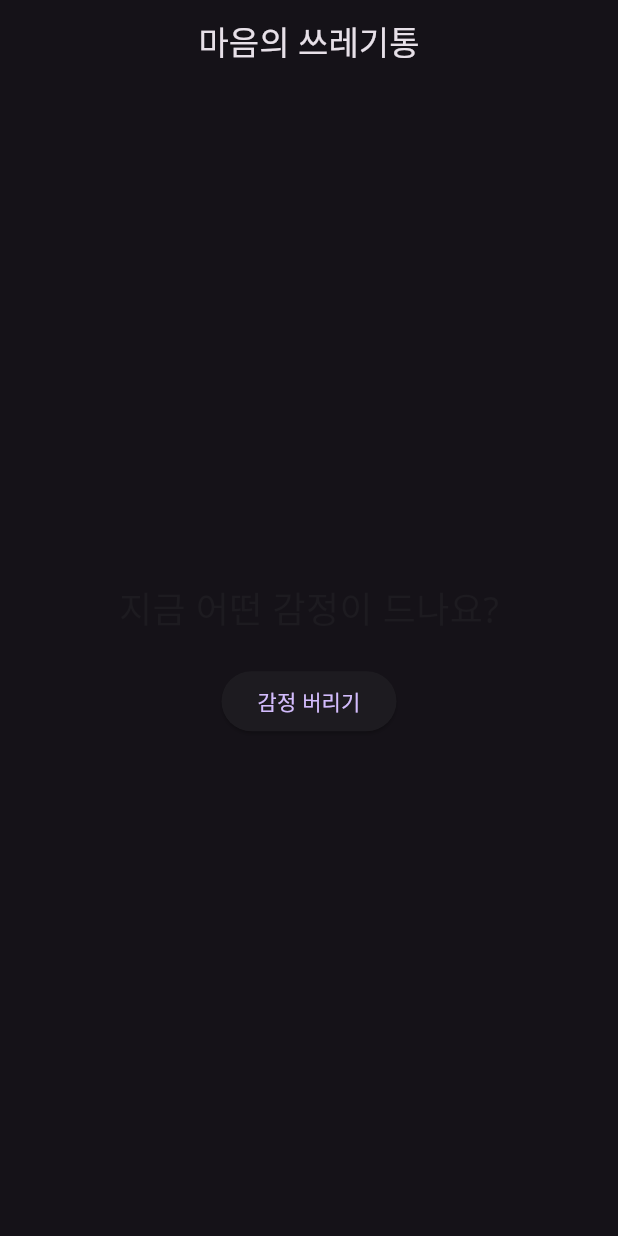
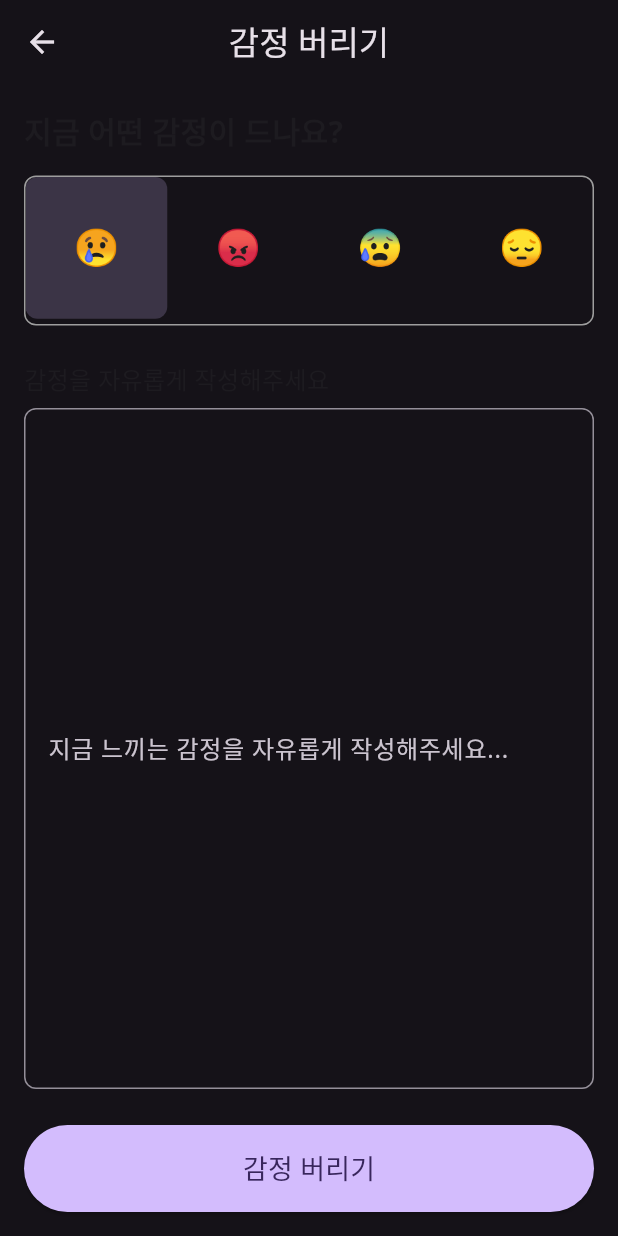
Before and after one commit to Logic-Phantom/EmotiBurn, a Flutter app: the screen it shows after launch, after a tap on "감정 버리기", on a phone screen of 412 x 824 dp. Run offline on Flutter 3.47's test engine with Material 3 defaults, Android fonts, the phone set to English and light mode, and no system bars; our stand-ins replace google_fonts.

Commit message:
[임채명] 감정 작성 화면 구현

```diff
--- a/lib/main.dart
+++ b/lib/main.dart
@@ -1,5 +1,6 @@
 import 'package:flutter/material.dart';
 import 'package:google_fonts/google_fonts.dart';
+import 'screens/write_emotion_screen.dart';
 
 void main() {
   runApp(const EmotiBurnApp());
@@ -48,9 +49,22 @@ class HomeScreen extends StatelessWidget {
             const SizedBox(height: 20),
             ElevatedButton(
               onPressed: () {
-                // TODO: 감정 작성 화면으로 이동
+                Navigator.push(
+                  context,
+                  MaterialPageRoute(
+                    builder: (context) => const WriteEmotionScreen(),
+                  ),
+                );
               },
-              child: const Text('감정 버리기'),
+              style: ElevatedButton.styleFrom(
+                padding: const EdgeInsets.symmetric(horizontal: 32, vertical: 16),
+                backgroundColor: Theme.of(context).colorScheme.primary,
+                foregroundColor: Theme.of(context).colorScheme.onPrimary,
+              ),
+              child: const Text(
+                '감정 버리기',
+                style: TextStyle(fontSize: 18),
+              ),
             ),
           ],
         ),
--- /dev/null
+++ b/lib/screens/write_emotion_screen.dart
@@ -0,0 +1,133 @@
+import 'package:flutter/material.dart';
+
+class WriteEmotionScreen extends StatefulWidget {
+  const WriteEmotionScreen({super.key});
+
+  @override
+  State<WriteEmotionScreen> createState() => _WriteEmotionScreenState();
+}
+
+class _WriteEmotionScreenState extends State<WriteEmotionScreen> {
+  final TextEditingController _textController = TextEditingController();
+  String _selectedEmotion = '😢'; // 기본값: 슬픔
+
+  final List<String> _emotions = [
+    '😢', // 슬픔
+    '😡', // 분노
+    '😰', // 불안
+    '😔', // 우울
+    '😤', // 짜증
+    '😫', // 스트레스
+    '😭', // 울고 싶음
+    '😩', // 지침
+  ];
+
+  @override
+  void dispose() {
+    _textController.dispose();
+    super.dispose();
+  }
+
+  void _burnEmotion() {
+    if (_textController.text.trim().isEmpty) {
+      ScaffoldMessenger.of(context).showSnackBar(
+        const SnackBar(content: Text('감정을 작성해주세요')),
+      );
+      return;
+    }
+    // TODO: 불타는 애니메이션 화면으로 이동
+    Navigator.pop(context);
+  }
+
+  @override
+  Widget build(BuildContext context) {
+    return Scaffold(
+      appBar: AppBar(
+        title: const Text('감정 버리기'),
+        centerTitle: true,
+      ),
+      body: Padding(
+        padding: const EdgeInsets.all(16.0),
+        child: Column(
+          crossAxisAlignment: CrossAxisAlignment.stretch,
+          children: [
+            const Text(
+              '지금 어떤 감정이 드나요?',
+              style: TextStyle(fontSize: 20, fontWeight: FontWeight.bold),
+            ),
+            const SizedBox(height: 16),
+            Container(
+              height: 100,
+              decoration: BoxDecoration(
+                border: Border.all(color: Colors.grey),
+                borderRadius: BorderRadius.circular(8),
+              ),
+              child: GridView.builder(
+                gridDelegate: const SliverGridDelegateWithFixedCrossAxisCount(
+                  crossAxisCount: 4,
+                  childAspectRatio: 1,
+                ),
+                itemCount: _emotions.length,
+                itemBuilder: (context, index) {
+                  return GestureDetector(
+                    onTap: () {
+                      setState(() {
+                        _selectedEmotion = _emotions[index];
+                      });
+                    },
+                    child: Container(
+                      decoration: BoxDecoration(
+                        color: _selectedEmotion == _emotions[index]
+                            ? Theme.of(context).colorScheme.primary.withOpacity(0.2)
+                            : null,
+                        borderRadius: BorderRadius.circular(8),
+                      ),
+                      child: Center(
+                        child: Text(
+                          _emotions[index],
+                          style: const TextStyle(fontSize: 24),
+                        ),
+                      ),
+                    ),
+                  );
+                },
+              ),
+            ),
+            const SizedBox(height: 24),
+            const Text(
+              '감정을 자유롭게 작성해주세요',
+              style: TextStyle(fontSize: 16),
+            ),
+            const SizedBox(height: 8),
+            Expanded(
+              child: TextField(
+                controller: _textController,
+                maxLines: null,
+                expands: true,
+                decoration: InputDecoration(
+                  hintText: '지금 느끼는 감정을 자유롭게 작성해주세요...',
+                  border: OutlineInputBorder(
+                    borderRadius: BorderRadius.circular(8),
+                  ),
+                ),
+              ),
+            ),
+            const SizedBox(height: 24),
+            ElevatedButton(
+              onPressed: _burnEmotion,
+              style: ElevatedButton.styleFrom(
+                padding: const EdgeInsets.symmetric(vertical: 16),
+                backgroundColor: Theme.of(context).colorScheme.primary,
+                foregroundColor: Theme.of(context).colorScheme.onPrimary,
+              ),
+              child: const Text(
+                '감정 버리기',
+                style: TextStyle(fontSize: 18),
+              ),
+            ),
+          ],
+        ),
+      ),
+    );
+  }
+}
```
